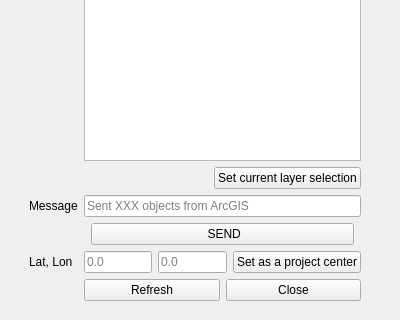
First picture: the form in speckle_toolbox/esri/toolboxes/speckle/ui/speckle_qgis_dialog_base.ui, repository specklesystems/speckle-arcgis, before the edit; both pictures show x 0 to 400 and y 280 to 600 of the 400 by 600 pixel window.
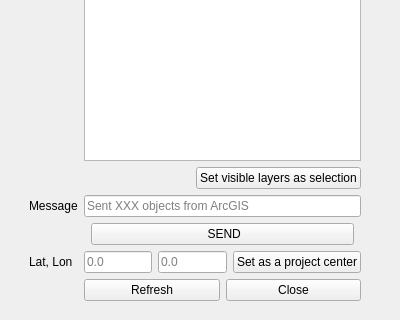
Second picture: the form after the edit.

Commit message: fixed Link widget; sending VISIBLE layers (not selected)

Patch:
```diff
--- a/speckle_toolbox/esri/toolboxes/speckle/ui/speckle_qgis_dialog_base.ui
+++ b/speckle_toolbox/esri/toolboxes/speckle/ui/speckle_qgis_dialog_base.ui
@@ -178,7 +178,7 @@
                   <bool>true</bool>
                 </property>
                 <property name="text">
-                  <string>Set current layer selection</string>
+                  <string>Set visible layers as selection</string>
                 </property>
               </widget>
             </item>
```
The commit also changes 7 other files.
